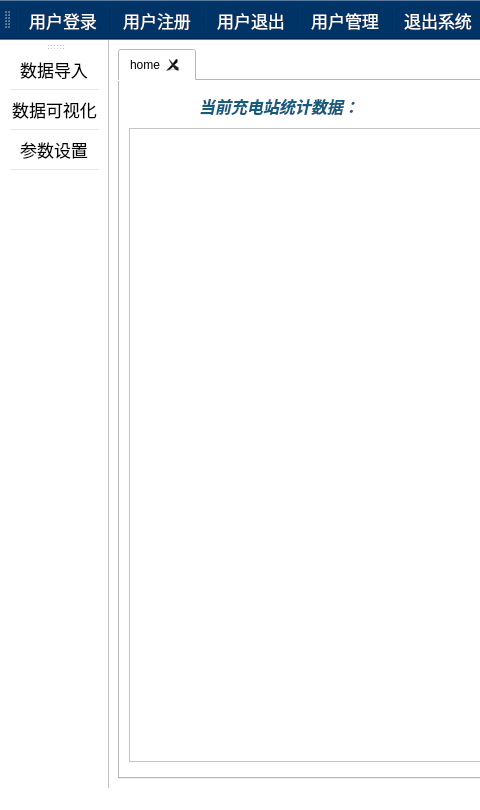
Qt form UI/MainWindow.ui (peipan/charge_station) before a commit; both pictures show x 0 to 480 and y 0 to 810 of the 1192 by 810 pixel window.
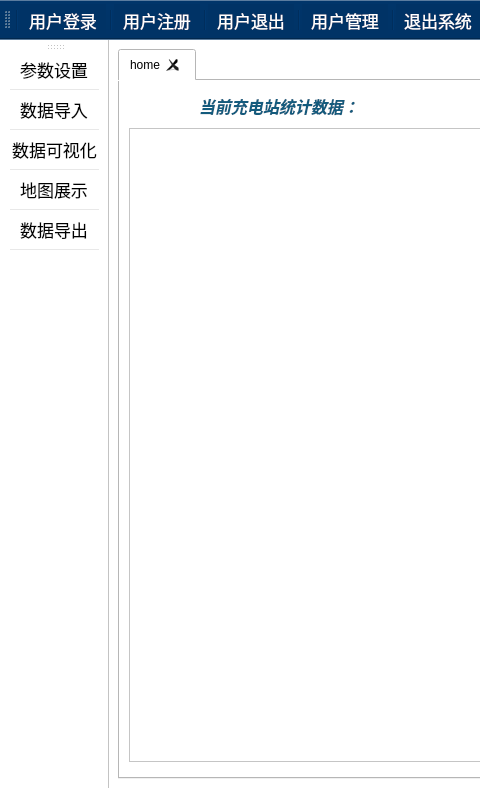
The same form after that commit. Icons and pictures are not drawn.

Patch:
```diff
--- a/UI/MainWindow.ui
+++ b/UI/MainWindow.ui
@@ -210,11 +210,15 @@
    <attribute name="toolBarBreak">
     <bool>false</bool>
    </attribute>
+   <addaction name="actiongraph"/>
+   <addaction name="separator"/>
    <addaction name="act_import_data"/>
    <addaction name="separator"/>
    <addaction name="act_show"/>
    <addaction name="separator"/>
-   <addaction name="actiongraph"/>
+   <addaction name="act_map"/>
+   <addaction name="separator"/>
+   <addaction name="act_output"/>
    <addaction name="separator"/>
   </widget>
   <action name="act_import_data">
@@ -356,6 +360,43 @@
     </font>
    </property>
   </action>
+  <action name="act_output">
+   <property name="icon">
+    <iconset theme="act_output" resource="main.qrc">
+     <normaloff>:/image/数据导出.png</normaloff>:/image/数据导出.png</iconset>
+   </property>
+   <property name="text">
+    <string>数据导出</string>
+   </property>
+   <property name="iconText">
+    <string>数据导出</string>
+   </property>
+   <property name="toolTip">
+    <string>数据导出</string>
+   </property>
+   <property name="font">
+    <font>
+     <pointsize>13</pointsize>
+    </font>
+   </property>
+  </action>
+  <action name="act_map">
+   <property name="icon">
+    <iconset resource="main.qrc">
+     <normaloff>:/image/地图.png</normaloff>:/image/地图.png</iconset>
+   </property>
+   <property name="text">
+    <string>地图展示</string>
+   </property>
+   <property name="toolTip">
+    <string>地图展示</string>
+   </property>
+   <property name="font">
+    <font>
+     <pointsize>13</pointsize>
+    </font>
+   </property>
+  </action>
  </widget>
  <resources>
   <include location="main.qrc"/>
```
